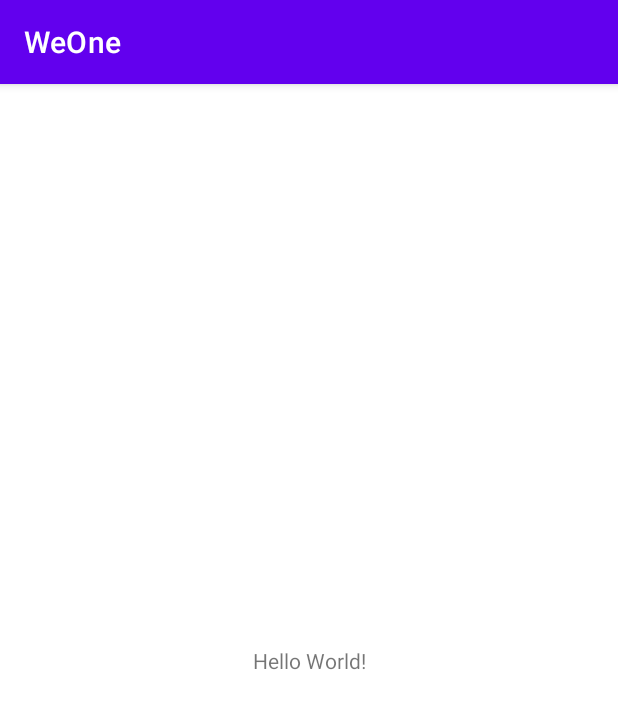
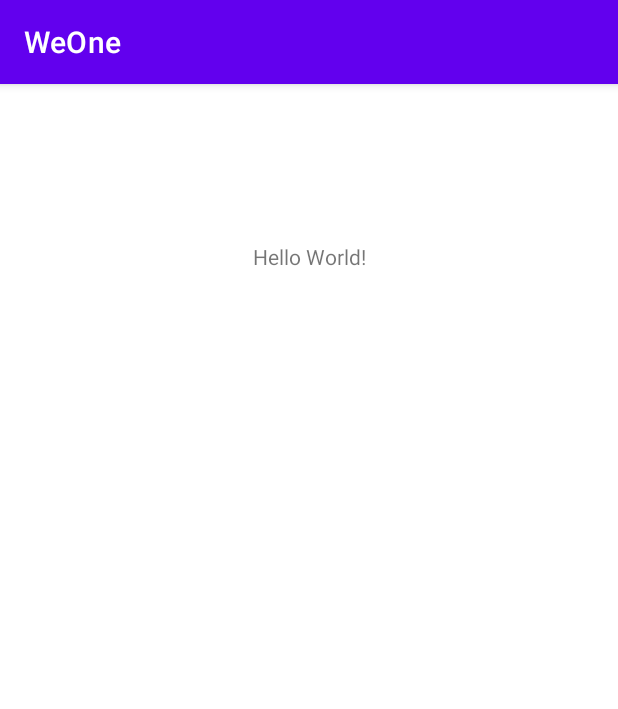
Before and after one commit to pinaksawhney/ToHacks_Help119, an Android app: the screen it shows after launch (MainActivity), on a phone screen of 412 x 824 dp. Shown: the top 709 px of the screen. Run offline under Robolectric (Android 15) with nearby library versions, the phone set to English and light mode, and no system bars.

Commit message:
Commited on 9/5/21 2:40pm ist

```diff
--- a/app/src/main/res/layout/activity_main.xml
+++ b/app/src/main/res/layout/activity_main.xml
@@ -13,6 +13,7 @@
         app:layout_constraintBottom_toBottomOf="parent"
         app:layout_constraintLeft_toLeftOf="parent"
         app:layout_constraintRight_toRightOf="parent"
-        app:layout_constraintTop_toTopOf="parent" />
+        app:layout_constraintTop_toTopOf="parent"
+        app:layout_constraintVertical_bias="0.141" />
 
 </androidx.constraintlayout.widget.ConstraintLayout>
```
